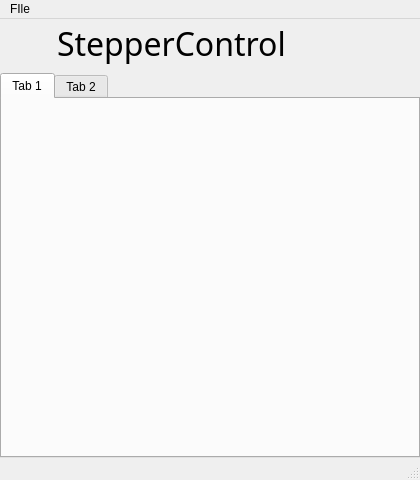
Old version of the form ui/main_window.ui in the repository scottmudge/StepperControl.
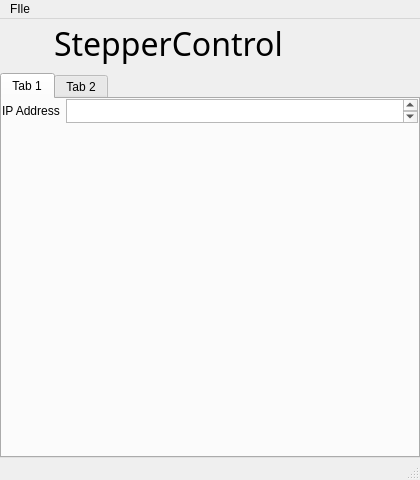
New version of the form. The open tabs and pages were chosen to show the change.

Patch:
```diff
--- a/ui/main_window.ui
+++ b/ui/main_window.ui
@@ -63,7 +63,7 @@
          <widget class="QLabel" name="titleLabel">
           <property name="font">
            <font>
-            <family>Book Antiqua</family>
+            <family>Bahnschrift Condensed</family>
             <pointsize>24</pointsize>
             <bold>false</bold>
            </font>
@@ -72,10 +72,23 @@
            <string>StepperControl</string>
           </property>
           <property name="indent">
-           <number>3</number>
+           <number>0</number>
           </property>
          </widget>
         </item>
+        <item>
+         <spacer name="horizontalSpacer_2">
+          <property name="orientation">
+           <enum>Qt::Horizontal</enum>
+          </property>
+          <property name="sizeHint" stdset="0">
+           <size>
+            <width>40</width>
+            <height>20</height>
+           </size>
+          </property>
+         </spacer>
+        </item>
        </layout>
       </item>
      </layout>
@@ -91,6 +104,58 @@
          <attribute name="title">
           <string>Tab 1</string>
          </attribute>
+         <layout class="QGridLayout" name="gridLayout_5">
+          <property name="leftMargin">
+           <number>0</number>
+          </property>
+          <property name="topMargin">
+           <number>0</number>
+          </property>
+          <property name="rightMargin">
+           <number>0</number>
+          </property>
+          <property name="bottomMargin">
+           <number>0</number>
+          </property>
+          <item row="0" column="0">
+           <layout class="QVBoxLayout" name="verticalLayout">
+            <item>
+             <layout class="QGridLayout" name="gridLayout_4">
+              <item row="1" column="1">
+               <widget class="QPlainTextEdit" name="plainTextEdit">
+                <property name="maximumSize">
+                 <size>
+                  <width>16777215</width>
+                  <height>24</height>
+                 </size>
+                </property>
+               </widget>
+              </item>
+              <item row="3" column="1">
+               <spacer name="verticalSpacer_2">
+                <property name="orientation">
+                 <enum>Qt::Vertical</enum>
+                </property>
+                <property name="sizeHint" stdset="0">
+                 <size>
+                  <width>20</width>
+                  <height>40</height>
+                 </size>
+                </property>
+               </spacer>
+              </item>
+              <item row="1" column="0">
+               <widget class="QLabel" name="label">
+                <property name="text">
+                 <string>IP Address</string>
+                </property>
+               </widget>
+              </item>
+             </layout>
+            </item>
+           </layout>
+          </item>
+         </layout>
         </widget>
         <widget class="QWidget" name="tab_4">
          <property name="sizePolicy">
@@ -118,28 +183,7 @@
           <item row="0" column="0">
            <layout class="QVBoxLayout" name="verticalLayout_6">
             <item>
-             <layout class="QGridLayout" name="gridLayout_3">
-              <item row="1" column="1">
-               <widget class="QLabel" name="label_2">
-                <property name="text">
-                 <string>TextLabel</string>
-                </property>
-               </widget>
-              </item>
-              <item row="1" column="0">
-               <widget class="QDial" name="dial_2"/>
-              </item>
-              <item row="0" column="1">
-               <widget class="QLabel" name="label">
-                <property name="text">
-                 <string>TextLabel</string>
-                </property>
-               </widget>
-              </item>
-              <item row="0" column="0">
-               <widget class="QDial" name="dial"/>
-              </item>
-             </layout>
+             <layout class="QGridLayout" name="gridLayout_3"/>
             </item>
            </layout>
           </item>
```
Left out of the diff: 2 changed lines with no effect on the pictures.
